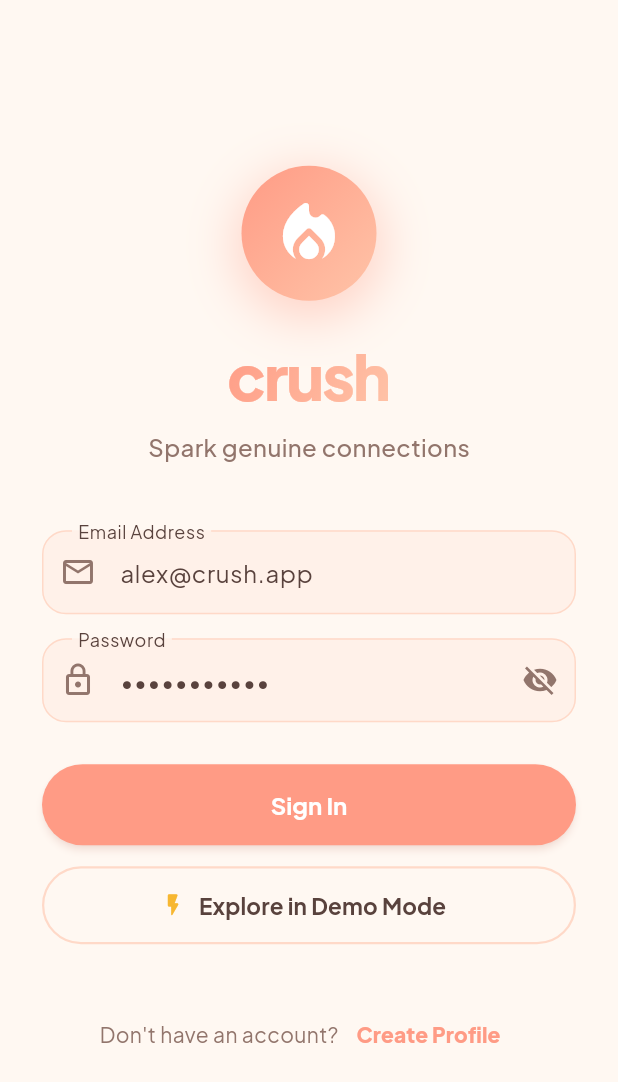
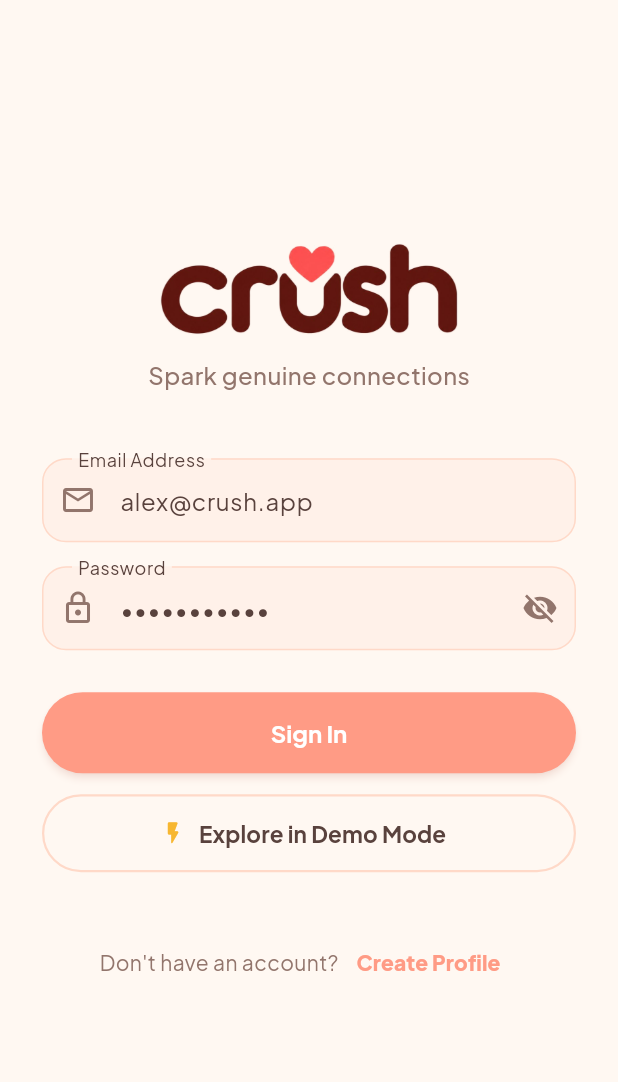
Before and after one commit to venky24K/crush, a Flutter app: the screen it shows after launch, on a phone screen of 412 x 824 dp. Shown: the top 1082 px of the screen. Run offline on Flutter 3.47's test engine with Material 3 defaults, Android fonts, the phone set to English and light mode, and no system bars; our stand-ins replace cached_network_image, flutter_card_swiper, google_fonts, shared_preferences, supabase_flutter; accounts and stored records are empty.

Commit message:
brand: update logo with custom crush wordmark and app icons

```diff
--- a/lib/ui/screens/auth/login_screen.dart
+++ b/lib/ui/screens/auth/login_screen.dart
@@ -61,48 +61,13 @@ class _LoginScreenState extends State<LoginScreen> {
             child: Column(
               mainAxisAlignment: MainAxisAlignment.center,
               children: [
-                // Animated Glowing Flame Logo
-                Container(
-                  width: 90,
-                  height: 90,
-                  decoration: BoxDecoration(
-                    shape: BoxShape.circle,
-                    gradient: AppColors.primaryGradient,
-                    boxShadow: [
-                      BoxShadow(
-                        color: AppColors.primary.withValues(alpha: 0.4),
-                        blurRadius: 28,
-                        spreadRadius: 4,
-                        offset: const Offset(0, 8),
-                      ),
-                    ],
-                  ),
-                  child: const Center(
-                    child: Icon(
-                      Icons.local_fire_department_rounded,
-                      size: 52,
-                      color: Colors.white,
-                    ),
-                  ),
+                // Crush Logo Wordmark
+                Image.asset(
+                  'assets/images/logo_wordmark.png',
+                  height: 68,
+                  fit: BoxFit.contain,
                 ),
-
-                const SizedBox(height: 20),
-
-                // App Title & Tagline
-                ShaderMask(
-                  shaderCallback: (bounds) =>
-                      AppColors.primaryGradient.createShader(bounds),
-                  child: const Text(
-                    'crush',
-                    style: TextStyle(
-                      fontSize: 42,
-                      fontWeight: FontWeight.w900,
-                      letterSpacing: -1.2,
-                      color: Colors.white,
-                    ),
-                  ),
-                ),
-                const SizedBox(height: 6),
+                const SizedBox(height: 12),
                 const Text(
                   'Spark genuine connections',
                   style: TextStyle(
--- a/lib/ui/screens/home_navigation_screen.dart
+++ b/lib/ui/screens/home_navigation_screen.dart
@@ -58,7 +58,7 @@ class _HomeNavigationScreenState extends State<HomeNavigationScreen> {
               children: [
                 _buildNavItem(
                   index: 0,
-                  icon: Icons.local_fire_department_rounded,
+                  icon: Icons.style_rounded,
                   label: 'Discover',
                 ),
                 _buildNavItem(
--- a/pubspec.yaml
+++ b/pubspec.yaml
@@ -67,10 +67,8 @@ flutter:
   # the material Icons class.
   uses-material-design: true
 
-  # To add assets to your application, add an assets section, like this:
-  # assets:
-  #   - images/a_dot_burr.jpeg
-  #   - images/a_dot_ham.jpeg
+  assets:
+    - assets/images/
 
   # An image asset can refer to one or more resolution-specific "variants", see
   # https://flutter.dev/to/resolution-aware-images
```
Also changed, not shown: lib/ui/screens/discovery/discovery_screen.dart (+4 -27 lines), assets/images/logo.png (added), assets/images/logo_transparent.png (added), assets/images/logo_wordmark.png (added), 20 other files.
